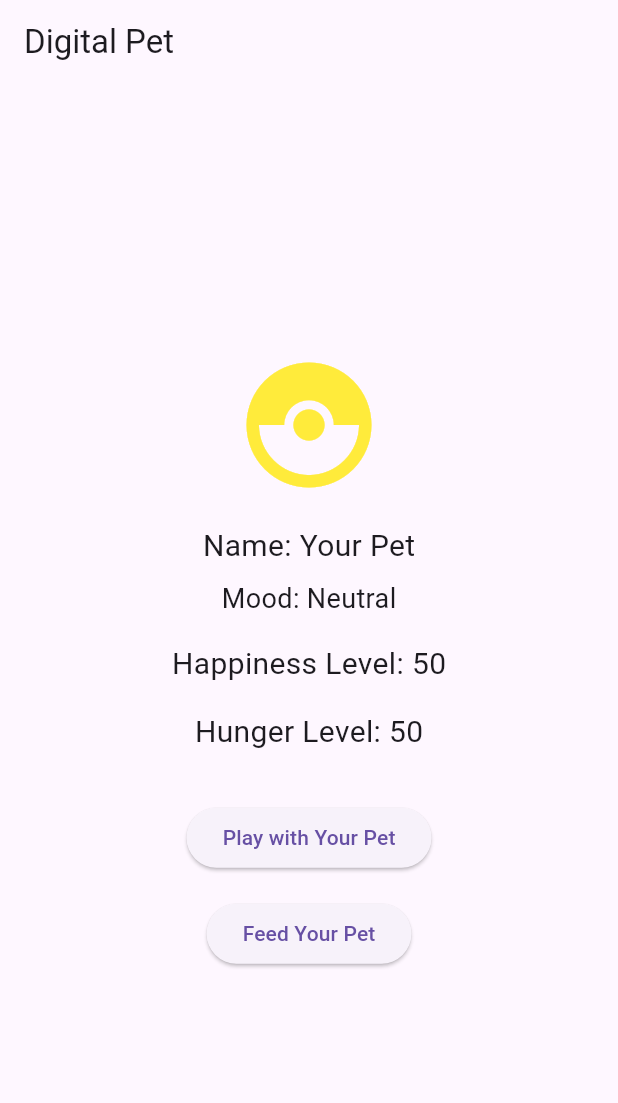
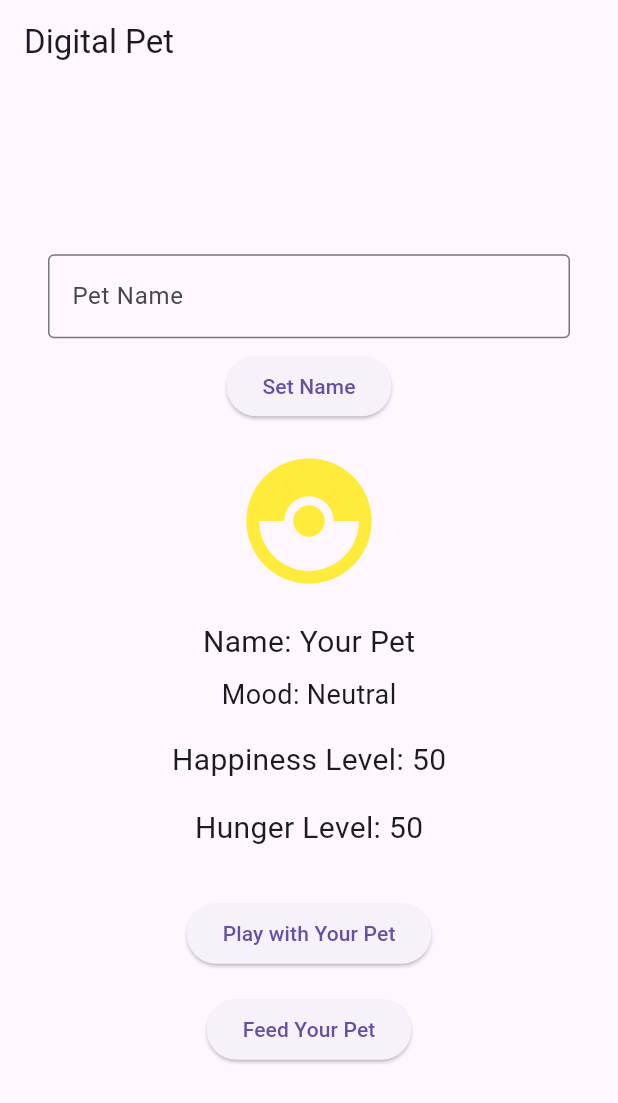
Before and after one commit to kevinlam13/petcareapp, a Flutter app: the screen it shows after launch, on a phone screen of 412 x 824 dp. Shown: the top 1103 px of the screen. Run offline on Flutter 3.47's test engine with Material 3 defaults, Android fonts, the phone set to English and light mode, and no system bars.

Commit message:
add pet name customization

```diff
--- a/lib/main.dart
+++ b/lib/main.dart
@@ -17,6 +17,7 @@ class _DigitalPetAppState extends State<DigitalPetApp> {
   int hungerLevel = 50;
   Color petColor = Colors.yellow;
   String mood = "Neutral";
+  final TextEditingController _nameController = TextEditingController();
 
   void _playWithPet() {
     setState(() {
@@ -31,6 +32,15 @@ class _DigitalPetAppState extends State<DigitalPetApp> {
       hungerLevel -= 10;
       _updateHappiness();
       _updatePetColorAndMood();
+    });
+  }
+
+
+  void _setPetName() {
+    setState(() {
+      if (_nameController.text.isNotEmpty) {
+        petName = _nameController.text;
+      }
     });
   }
 
@@ -75,6 +85,23 @@ class _DigitalPetAppState extends State<DigitalPetApp> {
         child: Column(
           mainAxisAlignment: MainAxisAlignment.center,
           children: <Widget>[
+
+            Padding(
+              padding: EdgeInsets.symmetric(horizontal: 32.0),
+              child: TextField(
+                controller: _nameController,
+                decoration: InputDecoration(
+                  labelText: 'Pet Name',
+                  border: OutlineInputBorder(),
+                ),
+              ),
+            ),
+            SizedBox(height: 8.0),
+            ElevatedButton(
+              onPressed: _setPetName,
+              child: Text('Set Name'),
+            ),
+            SizedBox(height: 16.0),
             Icon(
               Icons.catching_pokemon,
               size: 100,
@@ -85,7 +112,6 @@ class _DigitalPetAppState extends State<DigitalPetApp> {
               'Name: $petName',
               style: TextStyle(fontSize: 20.0),
             ),
-
             SizedBox(height: 8.0),
             Text(
               'Mood: $mood',
```
